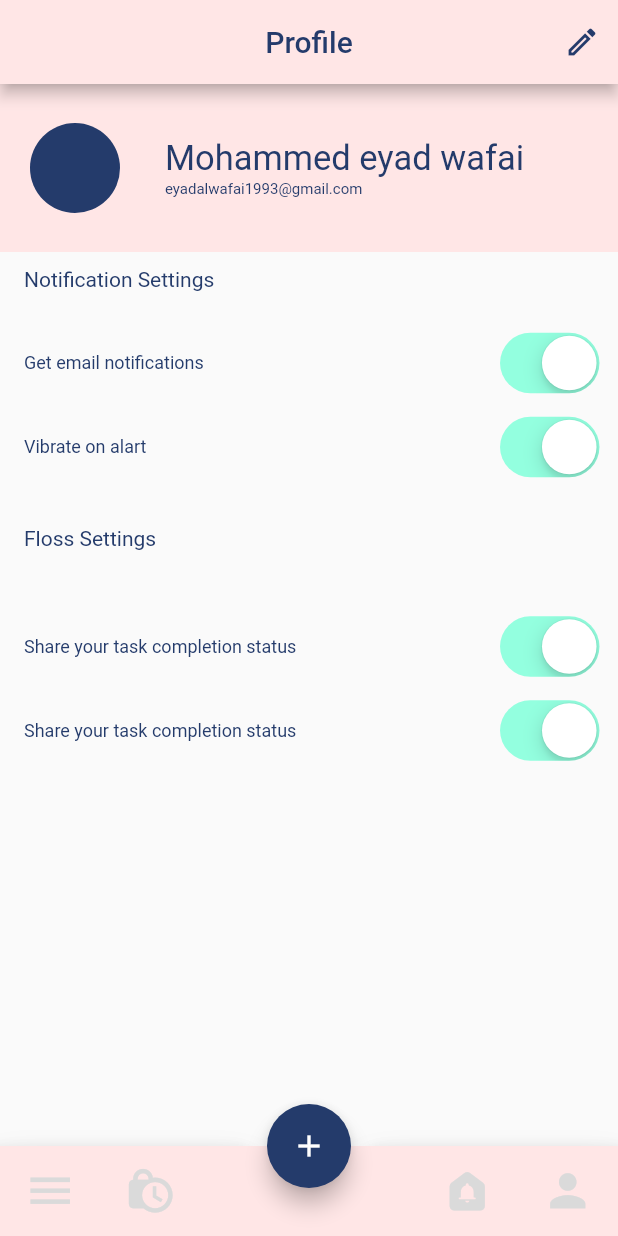
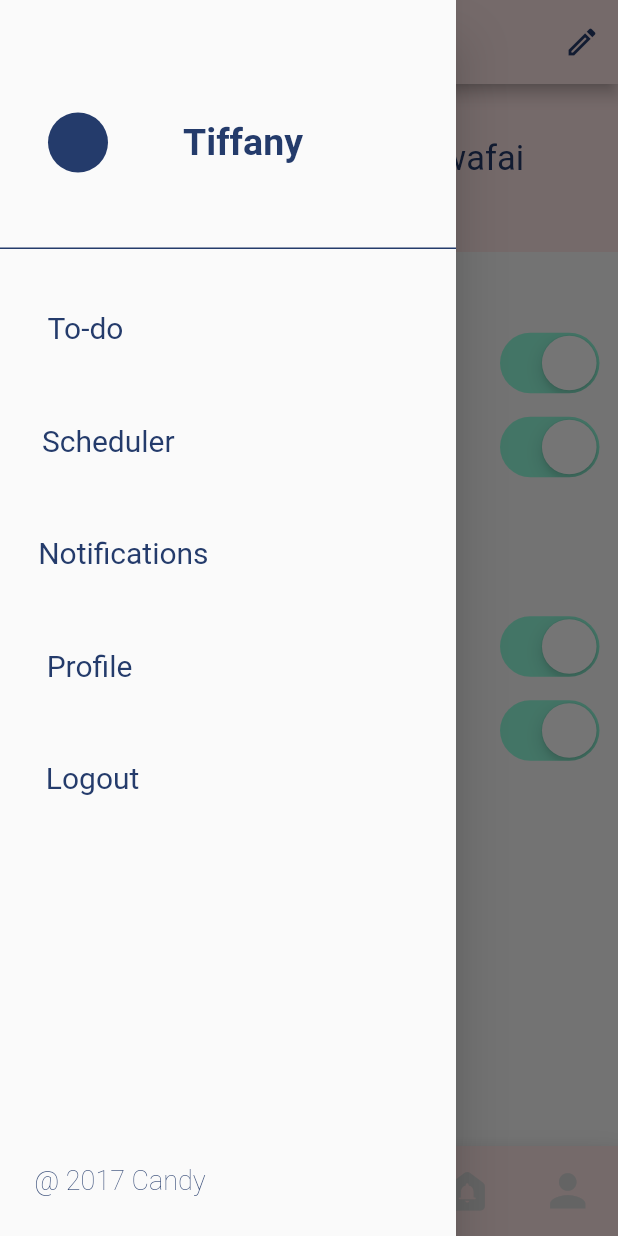
Before and after one commit to eyadwa/Candy-ToDo, a Flutter app: the screen it shows after launch, with the side drawer open (before the commit the screen has no drawer), on a phone screen of 412 x 824 dp. Run offline on Flutter 3.47's test engine with Material 2 defaults, Android fonts, the phone set to English and light mode, and no system bars; our stand-ins replace flutter_redux, redux; generated files the repository leaves out were written again.

Commit message:
add menu

```diff
--- a/lib/Core/Const/ColorsApp.dart
+++ b/lib/Core/Const/ColorsApp.dart
@@ -10,6 +10,7 @@ class AppColors {
  static const Color blacktext=Color(0xFF000000);
  static const Color SwitchColor=Color(0xFF93FFDF);
  static const Color IconColor=Color(0xFFDADADA);
+ static const Color backGroundDrawerColor=Color(0xFF979797);
 
 
 }
--- a/lib/Home.dart
+++ b/lib/Home.dart
@@ -20,7 +20,7 @@ class FlutterReduxApp extends StatelessWidget {
         debugShowCheckedModeBanner: false,
         theme: ThemeData.light(),
         supportedLocales: L10n.all,
-        localizationsDelegates: [
+        localizationsDelegates: const[
           AppLocalizations.delegate,
           GlobalMaterialLocalizations.delegate,
           GlobalCupertinoLocalizations.delegate,
--- a/lib/View/Screen/Profile.dart
+++ b/lib/View/Screen/Profile.dart
@@ -2,6 +2,8 @@ import 'package:candy_todo/Core/Const/ColorsApp.dart';
 import 'package:flutter/cupertino.dart';
 import 'package:flutter/material.dart';
 import 'package:flutter_gen/gen_l10n/app_localizations.dart';
+
+import '../Widget/drawerwidget.dart';
 class Profile extends StatelessWidget {
   Profile({Key? key}) : super(key: key);
   bool value = true;
@@ -9,6 +11,7 @@ class Profile extends StatelessWidget {
   @override
   Widget build(BuildContext context) {
     return Scaffold(
+   drawer: DrawerWidget(),
       appBar: AppBar(
         centerTitle: true,
         title:  Text(
--- /dev/null
+++ b/lib/View/Widget/drawerwidget.dart
@@ -0,0 +1,83 @@
+import 'package:flutter/material.dart';
+import 'package:flutter_gen/gen_l10n/app_localizations.dart';
+import '../../Core/Const/ColorsApp.dart';
+import '../Screen/Profile.dart';
+
+class DrawerWidget extends StatelessWidget {
+  const DrawerWidget({Key? key}) : super(key: key);
+
+  @override
+  Widget build(BuildContext context) {
+    return Drawer(
+
+      child: Column(
+        children: [
+          Row(
+            children: [
+              Container(
+                decoration: BoxDecoration(
+                    color: AppColors.blueAppbartext,
+                    borderRadius: BorderRadius.circular(100)),
+                height: 40,
+                width: 40,
+                padding: EdgeInsets.all(5),
+                margin: EdgeInsets.only(left: 32, top: 75, right: 50),
+              ),
+              const Padding(
+                padding: EdgeInsets.only(left: 0.01, top: 75, right: 32),
+                child: Text(
+                  "Tiffany",
+                  style: TextStyle(
+                      fontSize: 25,
+                      fontWeight: FontWeight.bold,
+                      color: AppColors.blueAppbartext),
+                ),
+              ),
+            ],
+          ),
+          Container(
+            margin: const EdgeInsets.only(top: 50),
+            width: double.infinity,
+            height: 1,
+            color: AppColors.blueAppbartext,
+          ),
+          DrawerText(AppLocalizations.of(context)!.to_do),
+          DrawerText(AppLocalizations.of(context)!.scheduler),
+          DrawerText(AppLocalizations.of(context)!.notifications),
+          DrawerText(AppLocalizations.of(context)!.profile),
+          DrawerText("Logout"),
+          Spacer(),
+          Container(
+            alignment: Alignment(-0.8, 0),
+            width: double.infinity,
+            height: 75,
+            child: const Text(" @ 2017 Candy",style:  TextStyle(
+                color: AppColors.blueAppbartext,
+                fontSize: 18,
+                fontWeight: FontWeight.w200),),
+          )
+        ],
+      ),
+    );
+  }
+
+  Widget DrawerText(String _title) {
+    return Container(
+      padding: EdgeInsets.only(top: 30),
+      alignment: Alignment(-0.8, 0),
+      width: double.infinity,
+      height: 75,
+      child: TextButton(
+        onPressed: () {},
+        child: Text(
+          _title,
+          textAlign: TextAlign.start,
+          style: const TextStyle(
+              color: AppColors.blueAppbartext,
+              fontSize: 20,
+              fontWeight: FontWeight.w400),
+        ),
+      ),
+    );
+  }
+}
--- a/lib/l10n/app_ar.arb
+++ b/lib/l10n/app_ar.arb
@@ -6,6 +6,8 @@
    "get_email_notifications": "اظهار اشعارات الايميل",
    "vibrate_on_alart": "الاهتزاز عندا التنبيه",
    "floss_settings" : "إعدادات الخيط",
-   "share_your_task_completion_status" : "مشاركة حالة إنجاز المهمة الخاصة بك"
-
+   "share_your_task_completion_status" : "مشاركة حالة إنجاز المهمة الخاصة بك",
+   "scheduler": "Scheduler",
+   "notifications": "الاشعارات",
+   "to_do" : "To-do"
 }
--- a/lib/l10n/app_en.arb
+++ b/lib/l10n/app_en.arb
@@ -14,6 +14,9 @@
        "get_email_notifications": "Get email notifications",
        "vibrate_on_alart": "Vibrate on alart",
        "floss_settings" : "Floss Settings",
-       "share_your_task_completion_status" : "Share your task completion status"
+       "share_your_task_completion_status" : "Share your task completion status",
+       "scheduler": "Scheduler",
+       "notifications": "Notifications",
+       "to_do" : "To-do"
 
 }
```
